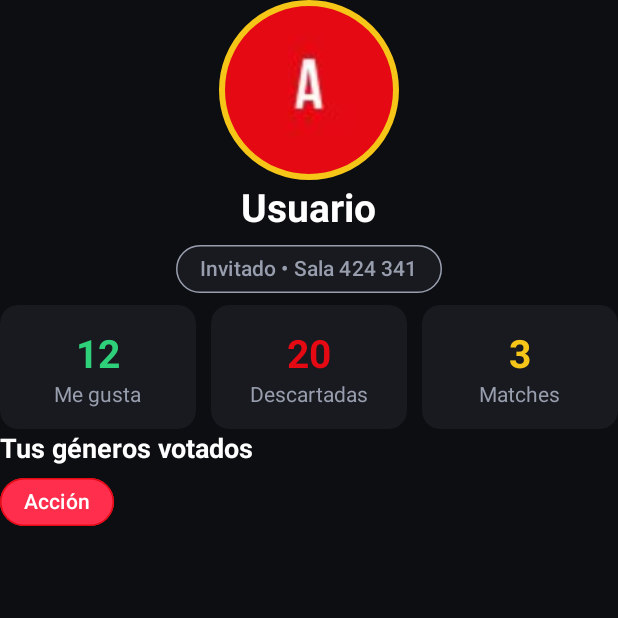
After one commit to eguerrerovazquez-ui/SwipeMovie, an Android app: the PerfilActivity screen opened directly, with no data from a screen before it, on a phone screen of 412 x 824 dp, the top half of it. The commit adds this screen. Run offline under Robolectric (Android 15) with nearby library versions, the phone set to English and light mode, and no system bars.

Commit message:
Creado Activity y layout del perfil.

```diff
--- a/app/src/main/AndroidManifest.xml
+++ b/app/src/main/AndroidManifest.xml
@@ -21,6 +21,10 @@
                 <category android:name="android.intent.category.LAUNCHER" />
             </intent-filter>
         </activity>
+        <activity
+            android:name=".PerfilActivity"
+            android:exported="false"
+            android:windowSoftInputMode="adjustResize" />
     </application>
 
 </manifest>
--- /dev/null
+++ b/app/src/main/java/com/example/swipemovie/PerfilActivity.kt
@@ -0,0 +1,20 @@
+package com.example.swipemovie
+
+import android.os.Bundle
+import androidx.activity.enableEdgeToEdge
+import androidx.appcompat.app.AppCompatActivity
+import androidx.core.view.ViewCompat
+import androidx.core.view.WindowInsetsCompat
+
+class PerfilActivity : AppCompatActivity() {
+    override fun onCreate(savedInstanceState: Bundle?) {
+        super.onCreate(savedInstanceState)
+        enableEdgeToEdge()
+        setContentView(R.layout.activity_perfil)
+        ViewCompat.setOnApplyWindowInsetsListener(findViewById(R.id.main)) { v, insets ->
+            val systemBars = insets.getInsets(WindowInsetsCompat.Type.systemBars())
+            v.setPadding(systemBars.left, systemBars.top, systemBars.right, systemBars.bottom)
+            insets
+        }
+    }
+}
--- /dev/null
+++ b/app/src/main/res/layout/activity_perfil.xml
@@ -0,0 +1,175 @@
+<?xml version="1.0" encoding="utf-8"?>
+<LinearLayout xmlns:android="http://schemas.android.com/apk/res/android"
+    xmlns:app="http://schemas.android.com/apk/res-auto"
+    xmlns:tools="http://schemas.android.com/tools"
+    android:id="@+id/main"
+    android:layout_width="match_parent"
+    android:layout_height="match_parent"
+    android:orientation="vertical"
+    android:background="@color/fondo"
+    tools:context=".PerfilActivity">
+
+    <LinearLayout
+        android:layout_width="match_parent"
+        android:layout_height="wrap_content"
+        android:orientation="vertical"
+        android:gravity="center">
+
+        <com.google.android.material.imageview.ShapeableImageView
+            android:id="@+id/fotoPerfil"
+            android:layout_width="120dp"
+            android:layout_height="120dp"
+            android:padding="2dp"
+            android:src="@drawable/perfil_avatar"
+            android:scaleType="centerCrop"
+            app:shapeAppearanceOverlay="@style/FormaRedonda"
+            app:strokeColor="@color/acento"
+            app:strokeWidth="4dp" />
+
+        <TextView
+            android:layout_width="wrap_content"
+            android:layout_height="wrap_content"
+            android:text="@string/nombre_usuario"
+            android:textColor="@color/white"
+            android:textSize="26sp"
+            android:textStyle="bold" />
+
+        <com.google.android.material.chip.Chip
+            android:layout_width="wrap_content"
+            android:layout_height="wrap_content"
+            android:text="@string/invitado"
+            android:textColor="@color/superficie_claro"
+            app:chipBackgroundColor="@color/superficie"
+            app:shapeAppearanceOverlay="@style/FormaRedonda"
+            app:chipStrokeColor="@color/superficie_claro" />
+    </LinearLayout>
+
+
+    <LinearLayout
+        android:layout_width="match_parent"
+        android:layout_height="wrap_content"
+        android:orientation="horizontal">
+
+        <com.google.android.material.card.MaterialCardView
+            android:layout_width="0dp"
+            android:layout_height="wrap_content"
+            android:layout_weight="1"
+            android:layout_marginEnd="10dp"
+            app:cardBackgroundColor="@color/superficie"
+            app:contentPadding="14dp"
+            app:strokeWidth="0dp">
+
+            <LinearLayout
+                android:layout_width="match_parent"
+                android:layout_height="wrap_content"
+                android:orientation="vertical"
+                android:gravity="center">
+
+                <TextView
+                    android:layout_width="wrap_content"
+                    android:layout_height="wrap_content"
+                    android:text="12"
+                    android:textColor="@color/me_gusta"
+                    android:textSize="26sp"
+                    android:textStyle="bold" />
+
+                <TextView
+                    android:layout_width="wrap_content"
+                    android:layout_height="wrap_content"
+                    android:text="@string/me_gusta"
+                    android:textColor="@color/superficie_claro" />
+            </LinearLayout>
+        </com.google.android.material.card.MaterialCardView>
+
+        <com.google.android.material.card.MaterialCardView
+            android:layout_width="0dp"
+            android:layout_height="wrap_content"
+            android:layout_weight="1"
+            android:layout_marginEnd="10dp"
+            app:cardBackgroundColor="@color/superficie"
+            app:contentPadding="14dp"
+            app:strokeWidth="0dp">
+
+            <LinearLayout
+                android:layout_width="match_parent"
+                android:layout_height="wrap_content"
+                android:orientation="vertical"
+                android:gravity="center">
+
+                <TextView
+                    android:layout_width="wrap_content"
+                    android:layout_height="wrap_content"
+                    android:text="20"
+                    android:textColor="@color/primario"
+                    android:textSize="26sp"
+                    android:textStyle="bold" />
+
+                <TextView
+                    android:layout_width="wrap_content"
+                    android:layout_height="wrap_content"
+                    android:text="@string/descartadas"
+                    android:textColor="@color/superficie_claro" />
+            </LinearLayout>
+        </com.google.android.material.card.MaterialCardView>
+
+        <com.google.android.material.card.MaterialCardView
+            android:layout_width="0dp"
+            android:layout_height="wrap_content"
+            android:layout_weight="1"
+            app:cardBackgroundColor="@color/superficie"
+            app:contentPadding="14dp"
+            app:strokeWidth="0dp">
+
+            <LinearLayout
+                android:layout_width="match_parent"
+                android:layout_height="wrap_content"
+                android:orientation="vertical"
+                android:gravity="center">
+
+                <TextView
+                    android:layout_width="wrap_content"
+                    android:layout_height="wrap_content"
+                    android:text="3"
+                    android:textColor="@color/acento"
+                    android:textSize="26sp"
+                    android:textStyle="bold" />
+
+                <TextView
+                    android:layout_width="wrap_content"
+                    android:layout_height="wrap_content"
+                    android:text="@string/matches"
+                    android:textColor="@color/superficie_claro" />
+            </LinearLayout>
+        </com.google.android.material.card.MaterialCardView>
+    </LinearLayout>
+
+    <LinearLayout
+        android:layout_width="match_parent"
+        android:layout_height="wrap_content"
+        android:orientation="vertical">
+
+        <TextView
+            android:layout_width="wrap_content"
+            android:layout_height="wrap_content"
+            android:text="@string/generos_votados"
+            android:textColor="@color/white"
+            android:textSize="18sp"
+            android:textStyle="bold" />
+
+            <com.google.android.material.chip.ChipGroup
+                android:layout_width="wrap_content"
+                android:layout_height="wrap_content">
+
+                <com.google.android.material.chip.Chip
+                    android:layout_width="wrap_content"
+                    android:layout_height="wrap_content"
+                    android:text="@string/accion"
+                    android:textColor="@color/white"
+                    app:chipBackgroundColor="@color/primario_claro"
+                    app:shapeAppearanceOverlay="@style/FormaRedonda"
+                    app:chipStrokeWidth="1dp"
+                    app:chipStrokeColor="@color/primario"/>
+
+            </com.google.android.material.chip.ChipGroup>
+    </LinearLayout>
+</LinearLayout>
--- a/app/src/main/res/values/colors.xml
+++ b/app/src/main/res/values/colors.xml
@@ -2,4 +2,11 @@
 <resources>
     <color name="black">#FF000000</color>
     <color name="white">#FFFFFFFF</color>
+    <color name="acento">#F5C518</color>
+    <color name="fondo">#0D0E12</color>
+    <color name="superficie">#181A20</color>
+    <color name="primario">#E50914</color>
+    <color name="primario_claro">#FF2E4C</color>
+    <color name="me_gusta">#2FD07A</color>
+    <color name="superficie_claro">#989EAD</color>
 </resources>
--- a/app/src/main/res/values/strings.xml
+++ b/app/src/main/res/values/strings.xml
@@ -1,3 +1,12 @@
 <resources>
     <string name="app_name">SwipeMovie</string>
+    <string name="nombre_usuario">Usuario</string>
+    <string name="invitado">Invitado • Sala 424 341</string>
+    <string name="me_gusta">Me gusta</string>
+    <string name="descartadas">Descartadas</string>
+    <string name="matches">Matches</string>
+    <string name="generos_votados">Tus géneros votados</string>
+    <string name="accion">Acción</string>
+    <string name="comedia">Comedia</string>
+    <string name="ciencia_ficcion">Ciencia ficción</string>
 </resources>
--- a/app/src/main/res/values/themes.xml
+++ b/app/src/main/res/values/themes.xml
@@ -5,5 +5,10 @@
         <!-- <item name="colorPrimary">@color/my_light_primary</item> -->
     </style>
 
+    <style name="FormaRedonda">
+        <item name="cornerFamily">rounded</item>
+        <item name="cornerSize">50%</item>
+    </style>
+
     <style name="Theme.SwipeMovie" parent="Base.Theme.SwipeMovie" />
 </resources>
```
Also changed, not shown: app/src/main/res/drawable/perfil_avatar.jpg (added).
